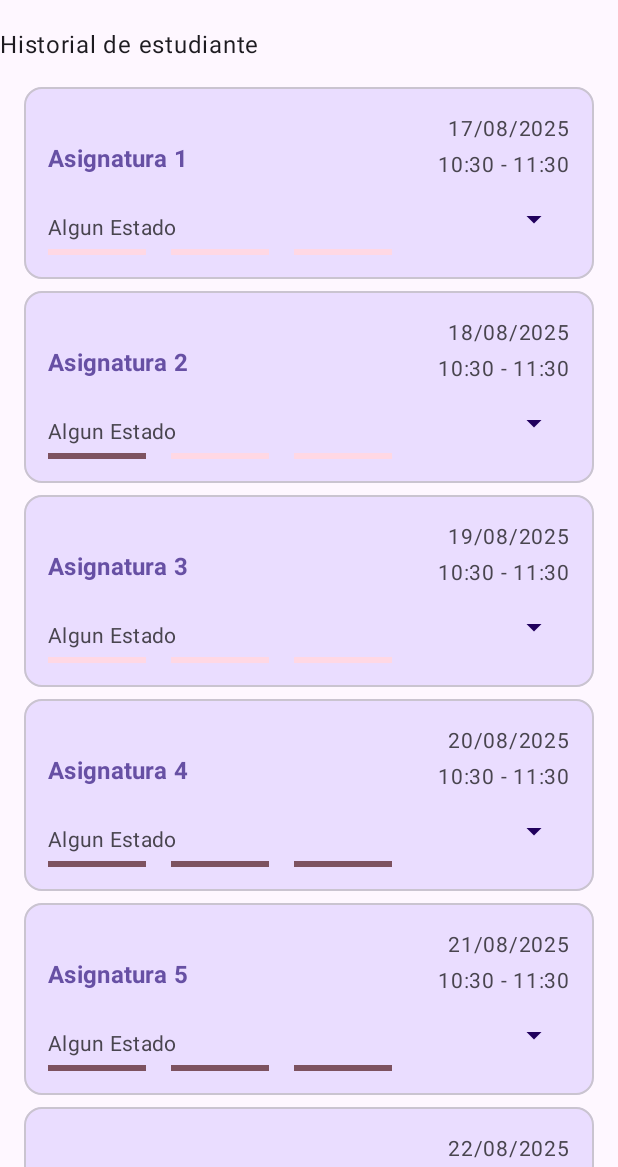
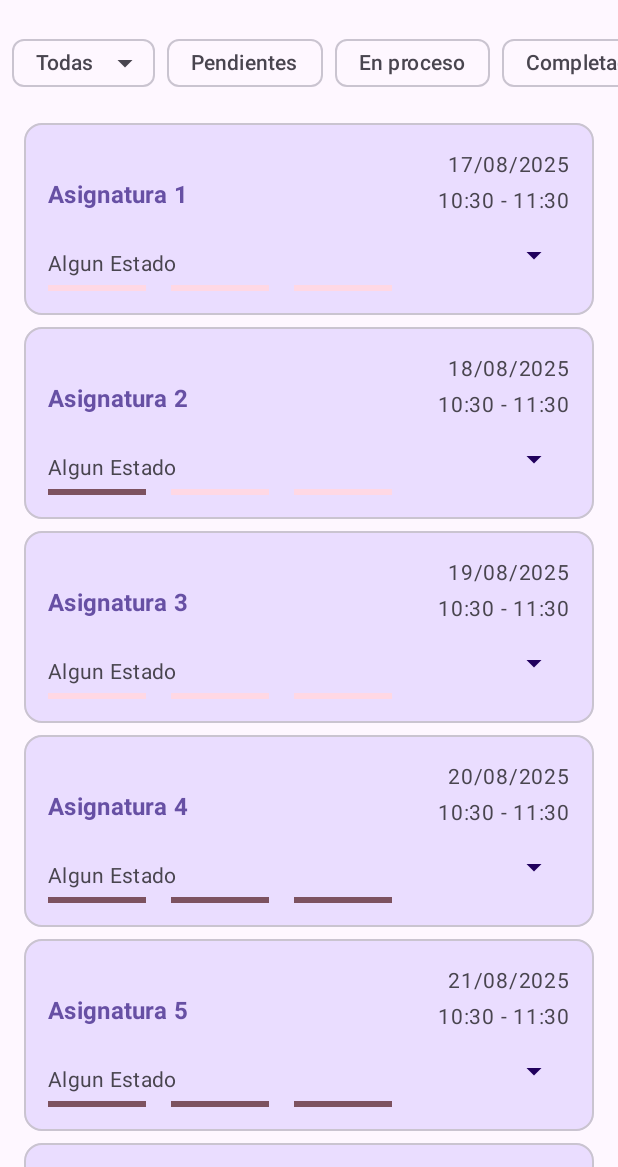
Before and after one commit to KunFuCutsMan/asesoriapp, an Android app built with Jetpack Compose: the @Preview function HistorialEstudianteScreenPreview, on a phone screen of 412 x 824 dp, the part 69-1236 px from its top. Run offline under Robolectric (Android 15) with nearby library versions, the phone set to English and light mode, and no system bars; libraries missing offline, so code that uses them is left out: androidx.appsearch.annotation, androidx.appsearch.app.

Commit message:
Compose de FiltrosHistorial.kt

```diff
--- /dev/null
+++ b/app/src/main/java/com/padieer/asesoriapp/ui/asesoria/historial/FiltrosHistorial.kt
@@ -0,0 +1,130 @@
+package com.padieer.asesoriapp.ui.asesoria.historial
+
+import androidx.compose.animation.animateContentSize
+import androidx.compose.animation.core.animateFloatAsState
+import androidx.compose.foundation.horizontalScroll
+import androidx.compose.foundation.layout.Arrangement
+import androidx.compose.foundation.layout.Box
+import androidx.compose.foundation.layout.Column
+import androidx.compose.foundation.layout.IntrinsicSize
+import androidx.compose.foundation.layout.Row
+import androidx.compose.foundation.layout.Spacer
+import androidx.compose.foundation.layout.fillMaxHeight
+import androidx.compose.foundation.layout.fillMaxWidth
+import androidx.compose.foundation.layout.height
+import androidx.compose.foundation.layout.padding
+import androidx.compose.foundation.rememberScrollState
+import androidx.compose.material.icons.Icons
+import androidx.compose.material.icons.filled.ArrowDropDown
+import androidx.compose.material3.DropdownMenu
+import androidx.compose.material3.DropdownMenuItem
+import androidx.compose.material3.FilterChip
+import androidx.compose.material3.Icon
+import androidx.compose.material3.MaterialTheme
+import androidx.compose.material3.Surface
+import androidx.compose.material3.Text
+import androidx.compose.material3.VerticalDivider
+import androidx.compose.runtime.Composable
+import androidx.compose.runtime.getValue
+import androidx.compose.runtime.mutableStateOf
+import androidx.compose.runtime.remember
+import androidx.compose.runtime.setValue
+import androidx.compose.ui.Alignment
+import androidx.compose.ui.Modifier
+import androidx.compose.ui.draw.rotate
+import androidx.compose.ui.tooling.preview.Preview
+import androidx.compose.ui.unit.dp
+import com.padieer.asesoriapp.ui.theme.AsesoriAppTheme
+
+@Composable
+fun FiltrosHistorial(
+    modifier: Modifier = Modifier,
+    filtros: HistorialUIState.Asesorias,
+    onEstadoFilterChange: (EstadoFilter) -> Unit,
+    onTiempoFilterChange: (TiempoFilter) -> Unit) {
+
+    val tiempoSeleccionado = when (filtros.tiempoFilter) {
+        TiempoFilter.ALL -> "Todas"
+        TiempoFilter.PASADAS -> "Anteriores"
+        TiempoFilter.FUTURAS -> "Futuras"
+    }
+
+    var tiempoChipOpen by remember { mutableStateOf(false) }
+    val tiempoChipIconRotation by animateFloatAsState( if (tiempoChipOpen) 180f else 0f )
+
+    Row(
+        modifier = modifier.horizontalScroll(rememberScrollState()).animateContentSize(),
+        horizontalArrangement = Arrangement.spacedBy(8.dp)) {
+
+        Spacer(Modifier.weight(0.01f))
+        Box(contentAlignment = Alignment.BottomStart) {
+            FilterChip(
+                selected = false,
+                label = { Text(tiempoSeleccionado) },
+                onClick = { tiempoChipOpen = !tiempoChipOpen },
+                trailingIcon = {
+                    Icon(
+                        imageVector = Icons.Default.ArrowDropDown,
+                        contentDescription = "Abrir opciones de tiempo",
+                        modifier = Modifier.rotate(tiempoChipIconRotation)
+                    )
+                }
+            )
+
+            DropdownMenu(
+                expanded = tiempoChipOpen,
+                onDismissRequest = { tiempoChipOpen = false },
+
+            ) {
+                DropdownMenuItem(
+                    text = { Text("Todas") },
+                    onClick = { tiempoChipOpen = false; onTiempoFilterChange(TiempoFilter.ALL) }
+                )
+                DropdownMenuItem(
+                    text = { Text("Futuras") },
+                    onClick = { tiempoChipOpen = false; onTiempoFilterChange(TiempoFilter.FUTURAS) }
+                )
+                DropdownMenuItem(
+                    text = { Text("Pasadas") },
+                    onClick = { tiempoChipOpen = false; onTiempoFilterChange(TiempoFilter.PASADAS) }
+                )
+            }
+        }
+        FilterChip(
+                selected = filtros.estadosFilter == EstadoFilter.PENDIENTE,
+                label = { Text("Pendientes") },
+                onClick = { onEstadoFilterChange(EstadoFilter.PENDIENTE) }
+            )
+        FilterChip(
+                selected = filtros.estadosFilter == EstadoFilter.EN_PROCESO,
+                label = { Text("En proceso") },
+                onClick = { onEstadoFilterChange(EstadoFilter.EN_PROCESO) }
+            )
+            FilterChip(
+                selected = filtros.estadosFilter == EstadoFilter.COMPLETADA,
+                label = { Text("Completadas") },
+                onClick = { onEstadoFilterChange(EstadoFilter.COMPLETADA) }
+            )
+        }
+}
+
+@Preview
+@Composable
+private fun FiltrosHistorialPreview() {
+    var filtros by remember { mutableStateOf(HistorialUIState.Asesorias.NoContent()) }
+    AsesoriAppTheme {
+        Surface(Modifier.fillMaxWidth()) {
+            FiltrosHistorial(
+                modifier = Modifier.padding(vertical = 50.dp),
+                filtros = filtros,
+                onEstadoFilterChange = {
+                    val nuevoEstado = if (filtros.estadosFilter == it) EstadoFilter.ALL else it
+                    filtros = filtros.copy(estadosFilter = nuevoEstado)
+                },
+                onTiempoFilterChange = {
+                    filtros = filtros.copy(tiempoFilter = it)
+                },
+            )
+        }
+    }
+}
--- a/app/src/main/java/com/padieer/asesoriapp/ui/asesoria/historial/HistorialEstudianteScreen.kt
+++ b/app/src/main/java/com/padieer/asesoriapp/ui/asesoria/historial/HistorialEstudianteScreen.kt
@@ -86,7 +86,7 @@ private fun HistorialEstudiante(asesorias: HistorialUIState.Asesorias, onAsesorP
     }
 
     Column {
-        Text("Historial de estudiante")
+        FiltrosHistorial( filtros = asesorias, onEstadoFilterChange = {}, onTiempoFilterChange = {} )
         LazyColumn(
             modifier = Modifier.weight(1f),
             contentPadding = PaddingValues(16.dp),
```
Also changed, not shown: app/src/main/java/com/padieer/asesoriapp/ui/asesoria/historial/HistorialUIState.kt (+23 -2 lines).
